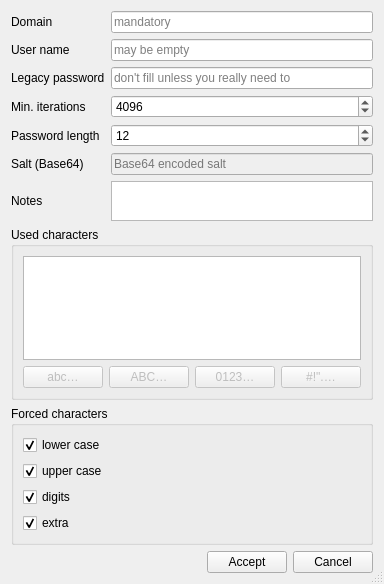
The window that newdomainwizard.ui (607011/Qt-SESAM) describes before a commit, drawn with Qt 5.
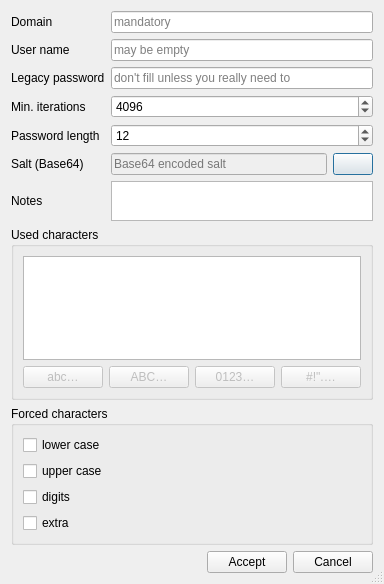
The same window after the commit. Icons and pictures are not drawn.

Commit message: Renamed `CredentialsDialog` to `MasterPasswordDialog`. Moved `std::random_device` into global space. Salt can be renewed in `NewDomainWizard`.

Diff of the .ui file:
```diff
--- a/newdomainwizard.ui
+++ b/newdomainwizard.ui
@@ -22,8 +22,8 @@
   <property name="modal">
    <bool>true</bool>
   </property>
-  <layout class="QVBoxLayout" name="verticalLayout">
-   <item>
+  <layout class="QGridLayout" name="gridLayout_4">
+   <item row="0" column="0">
     <layout class="QGridLayout" name="gridLayout_2">
      <item row="5" column="2">
       <layout class="QHBoxLayout" name="horizontalLayout_2">
@@ -40,6 +40,20 @@
          </property>
         </widget>
        </item>
+       <item>
+        <widget class="QPushButton" name="renewSaltPushButton">
+         <property name="enabled">
+          <bool>true</bool>
+         </property>
+         <property name="text">
+          <string/>
+         </property>
+         <property name="icon">
+          <iconset resource="ctSESAM.qrc">
+           <normaloff>:/images/refresh.png</normaloff>:/images/refresh.png</iconset>
+         </property>
+        </widget>
+       </item>
       </layout>
      </item>
      <item row="4" column="0">
@@ -187,7 +201,7 @@
      </item>
     </layout>
    </item>
-   <item>
+   <item row="1" column="0">
     <widget class="QGroupBox" name="groupBox">
      <property name="title">
       <string>Used characters</string>
@@ -271,7 +285,7 @@
      </layout>
     </widget>
    </item>
-   <item>
+   <item row="2" column="0">
     <widget class="QGroupBox" name="groupBox_2">
      <property name="title">
       <string>Forced characters</string>
@@ -286,7 +300,7 @@
          <string>upper case</string>
         </property>
         <property name="checked">
-         <bool>true</bool>
+         <bool>false</bool>
         </property>
        </widget>
       </item>
@@ -299,7 +313,7 @@
          <string>lower case</string>
         </property>
         <property name="checked">
-         <bool>true</bool>
+         <bool>false</bool>
         </property>
        </widget>
       </item>
@@ -312,7 +326,7 @@
          <string>digits</string>
         </property>
         <property name="checked">
-         <bool>true</bool>
+         <bool>false</bool>
         </property>
        </widget>
       </item>
@@ -325,14 +339,14 @@
          <string>extra</string>
         </property>
         <property name="checked">
-         <bool>true</bool>
+         <bool>false</bool>
         </property>
        </widget>
       </item>
      </layout>
     </widget>
    </item>
-   <item>
+   <item row="3" column="0">
     <layout class="QHBoxLayout" name="horizontalLayout">
      <item>
       <spacer name="horizontalSpacer">
```
Left out of the diff: 4 changed lines with no effect on the pictures. The commit also changes 9 other files.
